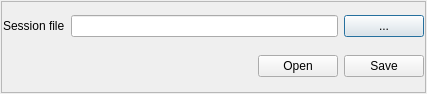
joescott/vTracer, file vTrazer/sessionmanager.ui: the form before one commit.
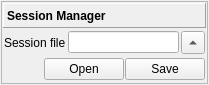
The form after the commit.

```diff
--- a/vTrazer/sessionmanager.ui
+++ b/vTrazer/sessionmanager.ui
@@ -2,24 +2,19 @@
 <ui version="4.0">
  <class>SessionManager</class>
  <widget class="QWidget" name="SessionManager">
-  <property name="geometry">
-   <rect>
-    <x>0</x>
-    <y>0</y>
-    <width>427</width>
-    <height>94</height>
-   </rect>
-  </property>
   <property name="maximumSize">
    <size>
     <width>16777215</width>
-    <height>100</height>
+    <height>85</height>
    </size>
   </property>
   <property name="windowTitle">
    <string>Form</string>
   </property>
-  <layout class="QGridLayout" name="gridLayout">
+  <layout class="QVBoxLayout" name="verticalLayout">
+   <property name="spacing">
+    <number>2</number>
+   </property>
    <property name="leftMargin">
     <number>1</number>
    </property>
@@ -32,7 +27,7 @@
    <property name="bottomMargin">
     <number>1</number>
    </property>
-   <item row="1" column="0">
+   <item>
     <widget class="QScrollArea" name="scrollArea">
      <property name="widgetResizable">
       <bool>true</bool>
@@ -42,11 +37,14 @@
        <rect>
         <x>0</x>
         <y>0</y>
-        <width>423</width>
-        <height>90</height>
+        <width>471</width>
+        <height>81</height>
        </rect>
       </property>
-      <layout class="QGridLayout" name="gridLayout_2">
+      <layout class="QVBoxLayout" name="verticalLayout_2">
+       <property name="spacing">
+        <number>2</number>
+       </property>
        <property name="sizeConstraint">
         <enum>QLayout::SetDefaultConstraint</enum>
        </property>
@@ -62,70 +60,134 @@
        <property name="bottomMargin">
         <number>1</number>
        </property>
-       <item row="2" column="7">
-        <widget class="QPushButton" name="saveButton">
-         <property name="text">
-          <string>Save</string>
+       <item>
+        <widget class="QLabel" name="label_2">
+         <property name="font">
+          <font>
+           <weight>75</weight>
+           <bold>true</bold>
+          </font>
          </property>
-         <property name="shortcut">
-          <string>Ctrl+S</string>
-         </property>
-         <property name="flat">
-          <bool>false</bool>
-         </property>
-        </widget>
-       </item>
-       <item row="2" column="5">
-        <spacer name="horizontalSpacer">
-         <property name="orientation">
-          <enum>Qt::Horizontal</enum>
-         </property>
-         <property name="sizeHint" stdset="0">
-          <size>
-           <width>40</width>
-           <height>20</height>
-          </size>
-         </property>
-        </spacer>
-       </item>
-       <item row="0" column="1">
-        <widget class="QLabel" name="label">
          <property name="frameShape">
-          <enum>QFrame::NoFrame</enum>
+          <enum>QFrame::Panel</enum>
          </property>
-         <property name="text">
-          <string>Session file</string>
+         <property name="frameShadow">
+          <enum>QFrame::Raised</enum>
          </property>
-        </widget>
-       </item>
-       <item row="0" column="7">
-        <widget class="QPushButton" name="selectButton">
          <property name="text">
-          <string>...</string>
+          <string>Session Manager</string>
          </property>
-         <property name="default">
-          <bool>true</bool>
-         </property>
-         <property name="flat">
-          <bool>false</bool>
-         </property>
         </widget>
        </item>
-       <item row="2" column="6">
-        <widget class="QPushButton" name="openButton">
-         <property name="text">
-          <string>Open</string>
-         </property>
-         <property name="shortcut">
-          <string>Ctrl+O</string>
-         </property>
+       <item>
+        <widget class="QWidget" name="widget" native="true">
+         <layout class="QHBoxLayout" name="horizontalLayout">
+          <property name="spacing">
+           <number>2</number>
+          </property>
+          <property name="leftMargin">
+           <number>1</number>
+          </property>
+          <property name="topMargin">
+           <number>1</number>
+          </property>
+          <property name="rightMargin">
+           <number>1</number>
+          </property>
+          <property name="bottomMargin">
+           <number>1</number>
+          </property>
+          <item>
+           <widget class="QLabel" name="label">
+            <property name="frameShape">
+             <enum>QFrame::NoFrame</enum>
+            </property>
+            <property name="text">
+             <string>Session file</string>
+            </property>
+           </widget>
+          </item>
+          <item>
+           <widget class="QLineEdit" name="sessionFile">
+            <property name="dragEnabled">
+             <bool>false</bool>
+            </property>
+            <property name="clearButtonEnabled">
+             <bool>true</bool>
+            </property>
+           </widget>
+          </item>
+          <item>
+           <widget class="QToolButton" name="selectButton">
+            <property name="text">
+             <string>...</string>
+            </property>
+            <property name="arrowType">
+             <enum>Qt::UpArrow</enum>
+            </property>
+           </widget>
+          </item>
+         </layout>
         </widget>
        </item>
-       <item row="0" column="2" colspan="5">
-        <widget class="QLineEdit" name="sessionFile">
-         <property name="dragEnabled">
-          <bool>false</bool>
-         </property>
+       <item>
+        <widget class="QWidget" name="widget_2" native="true">
+         <layout class="QGridLayout" name="gridLayout">
+          <property name="leftMargin">
+           <number>1</number>
+          </property>
+          <property name="topMargin">
+           <number>1</number>
+          </property>
+          <property name="rightMargin">
+           <number>1</number>
+          </property>
+          <property name="bottomMargin">
+           <number>1</number>
+          </property>
+          <property name="horizontalSpacing">
+           <number>1</number>
+          </property>
+          <property name="verticalSpacing">
+           <number>2</number>
+          </property>
+          <item row="0" column="2">
+           <widget class="QPushButton" name="saveButton">
+            <property name="text">
+             <string>Save</string>
+            </property>
+            <property name="shortcut">
+             <string>Ctrl+S</string>
+            </property>
+            <property name="flat">
+             <bool>false</bool>
+            </property>
+           </widget>
+          </item>
+          <item row="0" column="1">
+           <widget class="QPushButton" name="openButton">
+            <property name="text">
+             <string>Open</string>
+            </property>
+            <property name="shortcut">
+             <string>Ctrl+O</string>
+            </property>
+           </widget>
+          </item>
+          <item row="0" column="0">
+           <spacer name="horizontalSpacer">
+            <property name="orientation">
+             <enum>Qt::Horizontal</enum>
+            </property>
+            <property name="sizeHint" stdset="0">
+             <size>
+              <width>40</width>
+              <height>20</height>
+             </size>
+            </property>
+           </spacer>
+          </item>
+         </layout>
         </widget>
        </item>
       </layout>
```
Left out of the diff: 7 changed lines with no effect on the pictures.
